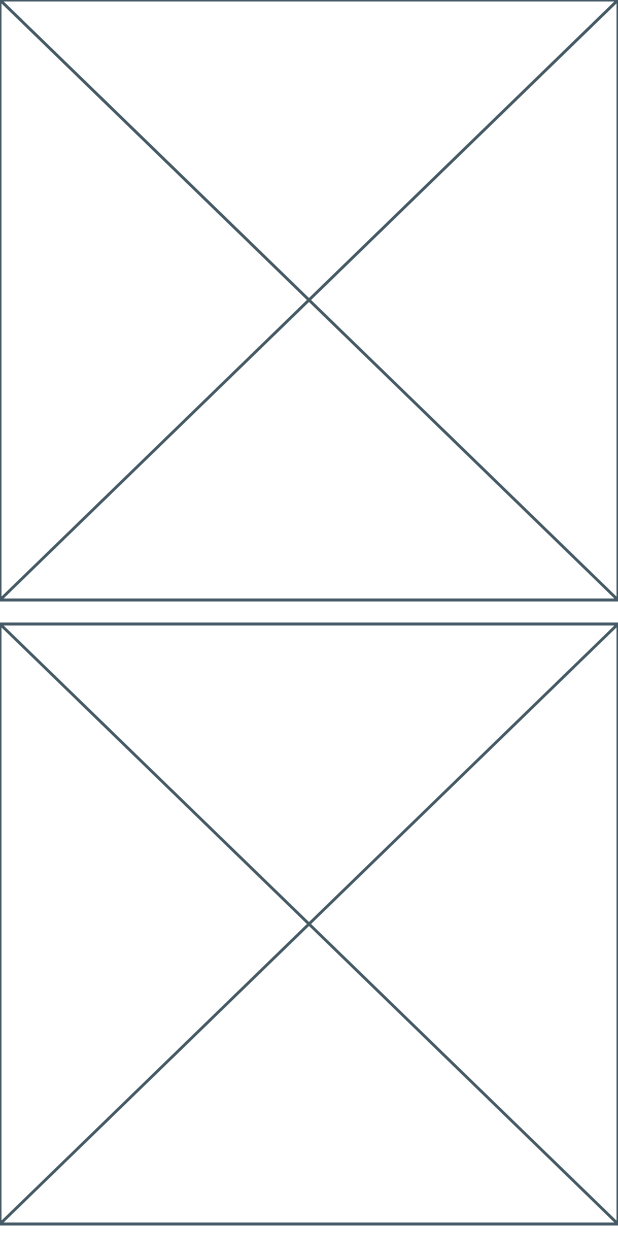
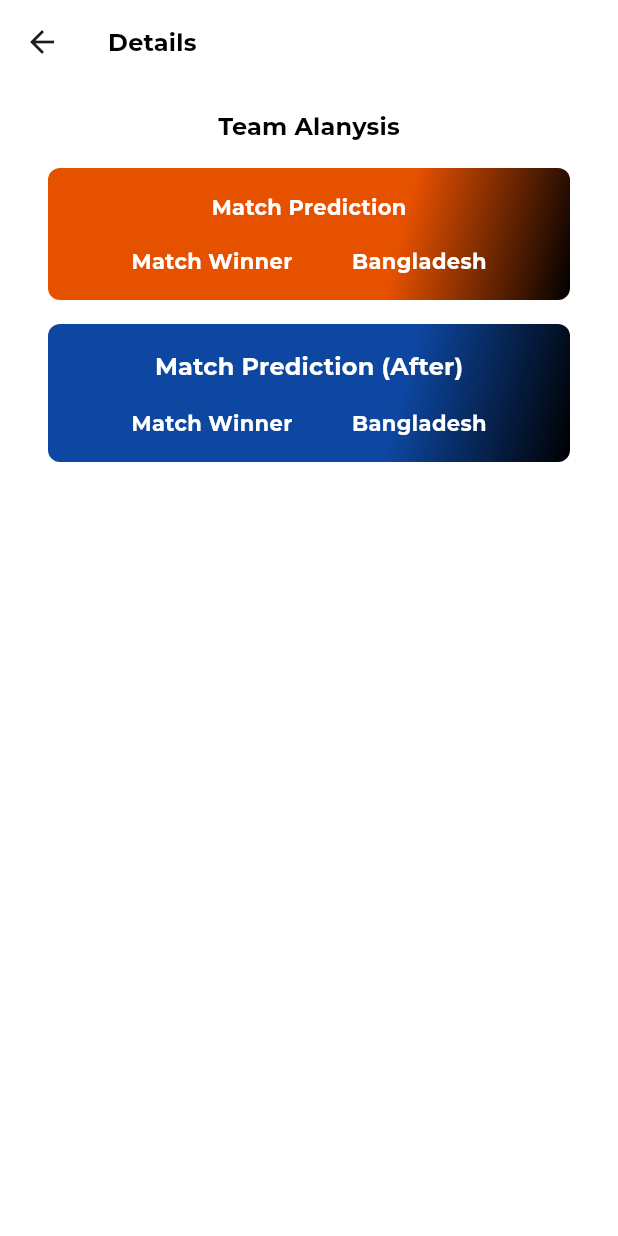
Before and after one commit to Piistech/podcast, a Flutter app: the screen it shows after launch, after a tap on an icon or button, on a phone screen of 412 x 824 dp. Run offline on Flutter 3.47's test engine with Material 3 defaults, Android fonts, the light colour scheme and no system bars; our stand-ins replace bloc, either_dart, equatable, flutter_bloc, get_it, go_router and 4 more; missing offline and left inert: agora_rtc_engine.

Commit message:
prediction widget UI implemented

```diff
--- /dev/null
+++ b/devtools_options.yaml
@@ -0,0 +1 @@
+extensions:
--- a/lib/features/analysis/presentation/widgets/analysis.dart
+++ b/lib/features/analysis/presentation/widgets/analysis.dart
@@ -1,4 +1,5 @@
 import 'package:flutter/material.dart';
+import 'package:podcast/core/shared/shared.dart';
 
 class AnalysisWidget extends StatelessWidget {
   final String fixtureGuid;
@@ -9,6 +10,14 @@
 
   @override
   Widget build(BuildContext context) {
-    return const Placeholder();
+    return Column(
+      mainAxisSize: MainAxisSize.min,
+      children: [
+        Text(
+          "Team Alanysis",
+          style: TextStyles.title(context: context, color: context.textColor),
+        ),
+      ],
+    );
   }
 }
--- a/lib/features/fixture/presentation/pages/details.dart
+++ b/lib/features/fixture/presentation/pages/details.dart
@@ -1,7 +1,9 @@
 import 'package:flutter/material.dart';
 import 'package:flutter_bloc/flutter_bloc.dart';
+import 'package:podcast/core/config/config.dart';
 import 'package:podcast/features/analysis/presentation/widgets/analysis.dart';
 import 'package:podcast/features/prediction/presentation/widgets/prediction.dart';
+import 'package:podcast/features/team/team.dart';
 
 import '../../../../core/shared/shared.dart';
 import '../../fixture.dart';
@@ -23,6 +25,16 @@
         final theme = state.scheme;
         return Scaffold(
           backgroundColor: theme.background,
+          appBar: AppBar(
+            title: Text(
+              "Details",
+              style: TextStyles.title(
+                context: context,
+                color: theme.text,
+              ),
+            ),
+            backgroundColor: theme.background,
+          ),
           body: BlocBuilder<FindFixtureByIdBloc, FindFixtureByIdState>(
             builder: (_, state) {
               if (state is FindFixtureByIdLoading) {
@@ -30,10 +42,19 @@
               } else if (state is FindFixtureByIdDone) {
                 final fixture = state.fixture;
                 return ListView(
+                  padding:
+                      const EdgeInsets.symmetric(horizontal: 16, vertical: 16),
                   children: [
                     AnalysisWidget(fixtureGuid: fixture.guid),
                     const SizedBox(height: 16),
-                    PredictionWidget(fixtureGuid: fixture.guid),
+                    MultiBlocProvider(
+                      providers: [
+                        BlocProvider(
+                          create: (context) => sl<TeamBloc>(),
+                        ),
+                      ],
+                      child: PredictionWidget(fixtureGuid: fixture.guid),
+                    ),
                   ],
                 );
               } else if (state is FindFixtureByIdError) {
--- /dev/null
+++ b/lib/features/prediction/presentation/widgets/after_prediction.dart
@@ -0,0 +1,95 @@
+import 'package:flutter/material.dart';
+import 'package:flutter_bloc/flutter_bloc.dart';
+
+import '../../../../core/shared/shared.dart';
+import '../../../team/team.dart';
+
+class AfterPrediction extends StatefulWidget {
+  final String fixtureGuid;
+  const AfterPrediction({
+    super.key,
+    required this.fixtureGuid,
+  });
+
+  @override
+  State<AfterPrediction> createState() => _AfterPredictionState();
+}
+
+class _AfterPredictionState extends State<AfterPrediction> {
+  @override
+  Widget build(BuildContext context) {
+    return Container(
+      margin: const EdgeInsets.symmetric(horizontal: 16),
+      decoration: BoxDecoration(
+        borderRadius: BorderRadius.circular(8),
+        gradient: LinearGradient(
+          colors: [
+            Colors.blue.shade900,
+            Colors.blue.shade900,
+            Colors.blue.shade900,
+            Colors.black,
+          ],
+          begin: Alignment.topLeft,
+          end: Alignment.bottomRight,
+        ),
+      ),
+      child: Padding(
+        padding: const EdgeInsets.all(16),
+        child: Column(
+          mainAxisSize: MainAxisSize.max,
+          children: [
+            Align(
+              alignment: Alignment.center,
+              child: Text(
+                'Match Prediction (After)',
+                style: TextStyles.title(
+                  context: context,
+                  color: context.backgroundColor,
+                ).copyWith(fontWeight: FontWeight.bold),
+              ),
+            ),
+            const SizedBox(height: 16),
+            Row(
+              mainAxisSize: MainAxisSize.max,
+              mainAxisAlignment: MainAxisAlignment.spaceEvenly,
+              children: [
+                Text(
+                  'Match Winner',
+                  style: TextStyles.body(
+                    context: context,
+                    color: context.backgroundColor,
+                  ).copyWith(fontWeight: FontWeight.bold),
+                ),
+                BlocBuilder<TeamBloc, TeamState>(
+                  builder: (context, state) {
+                    if (state is TeamLoading) {
+                      return const CircularProgressIndicator();
+                    } else if (state is TeamDone) {
+                      return Text(
+                        state.team.name,
+                        style: TextStyles.body(
+                          context: context,
+                          color: context.backgroundColor,
+                        ).copyWith(fontWeight: FontWeight.bold),
+                      );
+                    } else if (state is TeamError) {
+                      return Text(
+                        state.failure.message,
+                        style: TextStyles.body(
+                          context: context,
+                          color: context.backgroundColor,
+                        ).copyWith(fontWeight: FontWeight.bold),
+                      );
+                    } else {
+                      return Container();
+                    }
+                  },
+                ),
+              ],
+            )
+          ],
+        ),
+      ),
+    );
+  }
+}
--- /dev/null
+++ b/lib/features/prediction/presentation/widgets/before_prediction.dart
@@ -0,0 +1,103 @@
+import 'package:flutter/material.dart';
+import 'package:flutter_bloc/flutter_bloc.dart';
+
+import '../../../../core/shared/shared.dart';
+import '../../../team/team.dart';
+
+class BeforePrediction extends StatefulWidget {
+  final String fixtureGuid;
+  const BeforePrediction({
+    super.key,
+    required this.fixtureGuid,
+  });
+
+  @override
+  State<BeforePrediction> createState() => _BeforePredictionState();
+}
+
+class _BeforePredictionState extends State<BeforePrediction> {
+  @override
+  void initState() {
+    super.initState();
+    BlocProvider.of<TeamBloc>(context).add(
+      FetchTeam(fixtureGuid: widget.fixtureGuid),
+    );
+  }
+
+  @override
+  Widget build(BuildContext context) {
+    return Container(
+      margin: const EdgeInsets.symmetric(horizontal: 16),
+      decoration: BoxDecoration(
+        borderRadius: BorderRadius.circular(8),
+        gradient: LinearGradient(
+          colors: [
+            Colors.orange.shade900,
+            Colors.orange.shade900,
+            Colors.orange.shade900,
+            Colors.black,
+          ],
+          begin: Alignment.topLeft,
+          end: Alignment.bottomRight,
+        ),
+      ),
+      child: Padding(
+        padding: const EdgeInsets.all(16),
+        child: Column(
+          mainAxisSize: MainAxisSize.max,
+          children: [
+            Align(
+              alignment: Alignment.center,
+              child: Text(
+                'Match Prediction',
+                style: TextStyles.body(
+                  context: context,
+                  color: context.backgroundColor,
+                ).copyWith(fontWeight: FontWeight.bold),
+              ),
+            ),
+            const SizedBox(height: 16),
+            Row(
+              mainAxisSize: MainAxisSize.max,
+              mainAxisAlignment: MainAxisAlignment.spaceEvenly,
+              children: [
+                Text(
+                  'Match Winner',
+                  style: TextStyles.body(
+                    context: context,
+                    color: context.backgroundColor,
+                  ).copyWith(fontWeight: FontWeight.bold),
+                ),
+                BlocBuilder<TeamBloc, TeamState>(
+                  builder: (context, state) {
+                    if (state is TeamLoading) {
+                      return const CircularProgressIndicator();
+                    } else if (state is TeamDone) {
+                      return Text(
+                        state.team.name,
+                        style: TextStyles.body(
+                          context: context,
+                          color: context.backgroundColor,
+                        ).copyWith(fontWeight: FontWeight.bold),
+                      );
+                    } else if (state is TeamError) {
+                      return Text(
+                        state.failure.message,
+                        style: TextStyles.body(
+                          context: context,
+                          color: context.backgroundColor,
+                        ).copyWith(fontWeight: FontWeight.bold),
+                      );
+                    } else {
+                      return Container();
+                    }
+                  },
+                ),
+              ],
+            )
+          ],
+        ),
+      ),
+    );
+  }
+}
--- a/lib/features/prediction/presentation/widgets/prediction.dart
+++ b/lib/features/prediction/presentation/widgets/prediction.dart
@@ -1,6 +1,12 @@
 import 'package:flutter/material.dart';
+import 'package:flutter_bloc/flutter_bloc.dart';
+import 'package:podcast/features/prediction/prediction.dart';
+import 'package:podcast/features/prediction/presentation/bloc/prediction_bloc.dart';
 
-class PredictionWidget extends StatelessWidget {
+import 'after_prediction.dart';
+import 'before_prediction.dart';
+
+class PredictionWidget extends StatefulWidget {
   final String fixtureGuid;
   const PredictionWidget({
     super.key,
@@ -8,7 +14,39 @@
   });
 
   @override
+  State<PredictionWidget> createState() => _PredictionWidgetState();
+}
+
+class _PredictionWidgetState extends State<PredictionWidget> {
+  @override
+  void initState() {
+    super.initState();
+    BlocProvider.of<PredictionBloc>(context).add(
+      FetchPrediction(fixtureGuid: widget.fixtureGuid),
+    );
+  }
+
+  @override
   Widget build(BuildContext context) {
-    return const Placeholder();
+    return BlocBuilder<PredictionBloc, PredictionState>(
+      builder: (context, state) {
+        if (state is PredictionLoading) {
+          return const Center(child: CircularProgressIndicator());
+        } else if (state is PredictionDone) {
+          return Column(
+            mainAxisSize: MainAxisSize.min,
+            children: [
+              BeforePrediction(fixtureGuid: state.prediction.winnerTeamId),
+              const SizedBox(height: 16),
+              AfterPrediction(
+                fixtureGuid: state.prediction.winnerTeamIdAfterToss,
+              ),
+            ],
+          );
+        } else {
+          return Container();
+        }
+      },
+    );
   }
 }
--- a/lib/features/team/presentation/bloc/team_bloc.dart
+++ b/lib/features/team/presentation/bloc/team_bloc.dart
@@ -13,9 +13,9 @@
   TeamBloc({
     required this.useCase,
   }) : super(TeamInitial()) {
-    on<FetchTeam>((event, emit) {
+    on<FetchTeam>((event, emit) async {
       emit(const TeamLoading());
-      final result = useCase(fixtureGuid: event.fixtureGuid);
+      final result = await useCase(fixtureGuid: event.fixtureGuid);
       result.fold(
         (failure) => emit(TeamError(failure: failure)),
         (team) => emit(TeamDone(team: team)),
```
